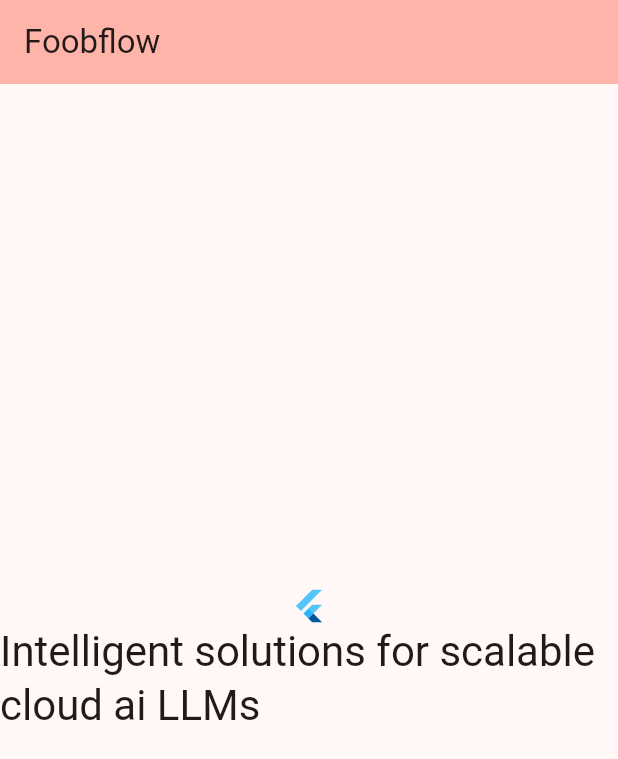
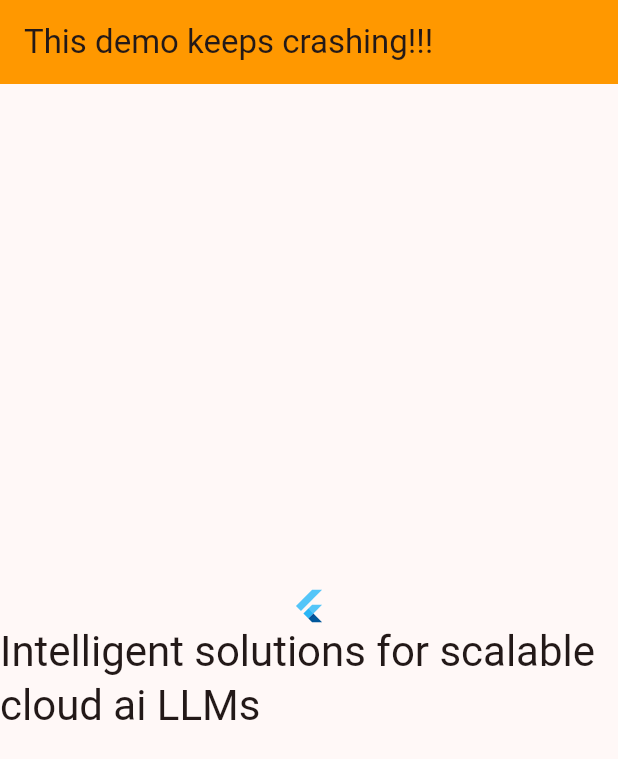
Before and after one commit to pelusodan/Foobflow, a Flutter app: the screen it shows after launch, on a phone screen of 412 x 824 dp. Shown: the top 759 px of the screen. Run offline on Flutter 3.47's test engine with Material 3 defaults, Android fonts, the phone set to English and light mode, and no system bars.

Commit message:
fancy new title

```diff
--- a/lib/main.dart
+++ b/lib/main.dart
@@ -36,9 +36,8 @@ class _MyHomePageState extends State<MyHomePage> {
   Widget build(BuildContext context) {
     return Scaffold(
       appBar: AppBar(
-
-        backgroundColor: Theme.of(context).colorScheme.inversePrimary,
-        title: Text(widget.title),
+        backgroundColor: Colors.orange,
+        title: Text("This demo keeps crashing!!!"),
       ),
       body: Center(
 
```
